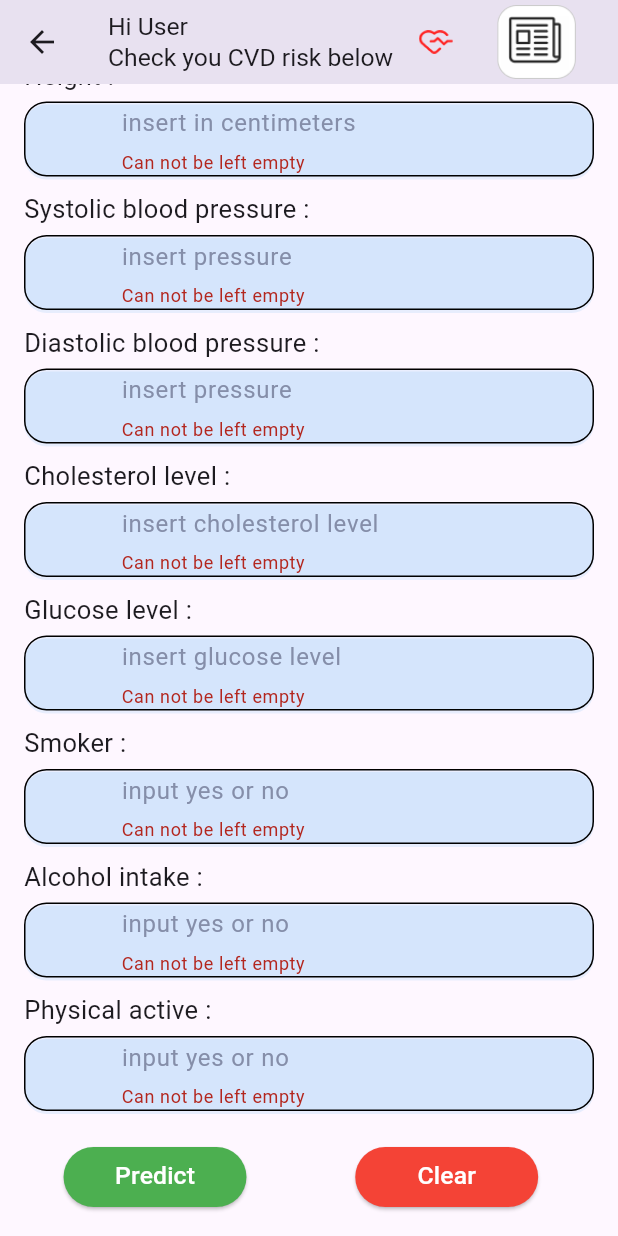
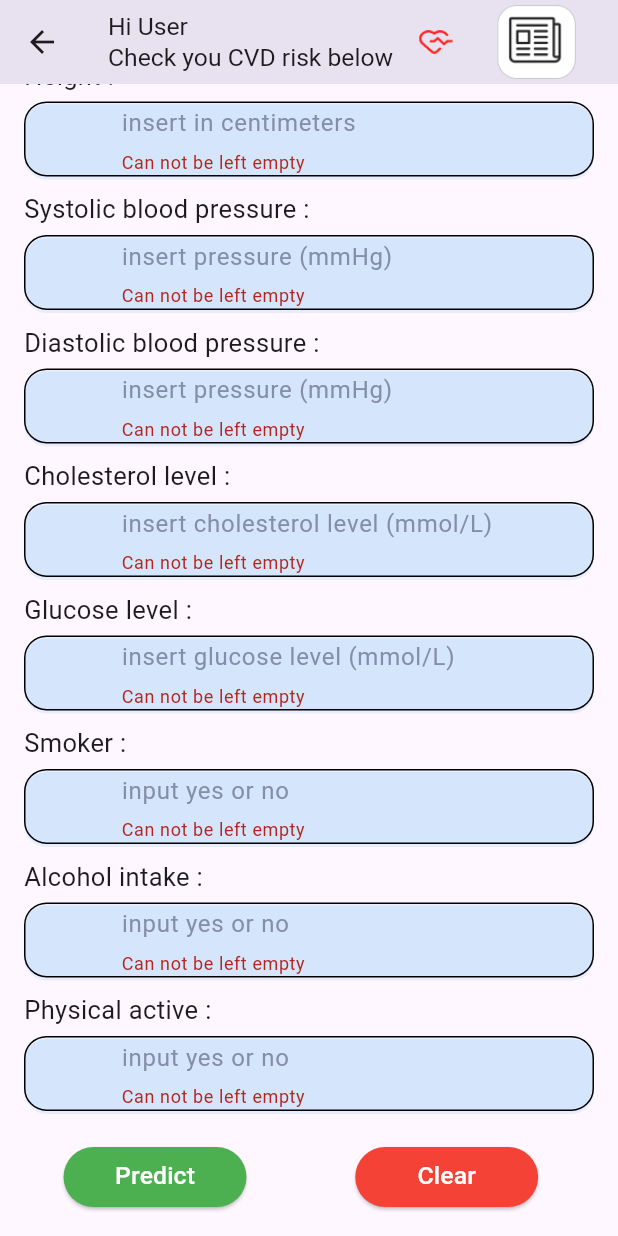
Before and after one commit to tasheera/CVD_Risk_Analyser, a Flutter app: the UserInputScreen screen opened directly, scrolled down 641 dp, after a tap on "Predict", on a phone screen of 412 x 824 dp. Run offline on Flutter 3.47's test engine with Material 3 defaults, Android fonts, the phone set to English and light mode, and no system bars; our stand-ins replace firebase_auth, firebase_core; accounts and stored records are empty; Roboto replaces fonts that are missing (Oswald).

Commit message:
Update user_data_input_screen.dart

```diff
--- a/lib/screens/user_data_input_screen.dart
+++ b/lib/screens/user_data_input_screen.dart
@@ -115,19 +115,19 @@ class _UserInputScreenState extends State<UserInputScreen> {
 
                     buildRiskInputField("Height :","insert in centimeters", _isValidHeight,"Enter valid height",TextInputType.number,_heightCVDController), // create input field
 
-                    buildRiskInputField("Systolic blood pressure :","insert pressure", _isValidHeight,"Enter valid pressure",TextInputType.number,_apHiCVDController), // create input field
+                    buildRiskInputField("Systolic blood pressure :","insert pressure (mmHg)", _isValidHeight,"Enter valid pressure",TextInputType.number,_apHiCVDController), // create input field
 
-                    buildRiskInputField("Diastolic blood pressure :","insert pressure", _isValidHeight,"Enter valid pressure",TextInputType.number,_apLoCVDController), // create input field
+                    buildRiskInputField("Diastolic blood pressure :","insert pressure (mmHg)", _isValidHeight,"Enter valid pressure",TextInputType.number,_apLoCVDController), // create input field
 
-                    buildRiskInputField("Cholesterol level :","insert cholesterol level", _isValidHeight,"Enter valid cholesterol level",TextInputType.number,_cholesterolCVDController), // create input field
+                    buildRiskInputField("Cholesterol level :","insert cholesterol level (mmol/L)", _isValidCholesterol,"Enter valid cholesterol level",TextInputType.number,_cholesterolCVDController), // create input field
 
-                    buildRiskInputField("Glucose level :","insert glucose level", _isValidHeight,"Enter valid glucose level",TextInputType.number,_glucoseCVDController), // create input field
+                    buildRiskInputField("Glucose level :","insert glucose level (mmol/L)", _isValidCholesterol,"Enter valid glucose level",TextInputType.number,_glucoseCVDController), // create input field
 
-                    buildRiskInputField("Smoker :","input yes or no ", _isValidSmoker,"Enter yes or only",TextInputType.text,_smokerCVDController),  // create input field
+                    buildRiskInputField("Smoker :","input yes or no ", _isValidSmoker,"Enter yes or no only",TextInputType.text,_smokerCVDController),  // create input field
 
-                    buildRiskInputField("Alcohol intake :","input yes or no ", _isValidSmoker,"Enter yes or only",TextInputType.text,_alcoholCVDController), // create input field
+                    buildRiskInputField("Alcohol intake :","input yes or no ", _isValidSmoker,"Enter yes or no only",TextInputType.text,_alcoholCVDController), // create input field
 
-                    buildRiskInputField("Physical active :","input yes or no ", _isValidSmoker,"Enter yes or only",TextInputType.text,_physicalCVDController), // create input field
+                    buildRiskInputField("Physical active :","input yes or no ", _isValidSmoker,"Enter yes or no only",TextInputType.text,_physicalCVDController), // create input field
 
 
                    const SizedBox(height: 10,),
@@ -230,12 +230,15 @@ void _predictCVDLevel(double iconSize) async {
         showCVDRiskLevel(
             context,
             cvdLevel,
-            'Risk of having a CVD in the near future is VERY LOW...!!',
+            "You lack major risk factors for developing cardiovascular disease.  However, if you have concerns, it's advisable to consult a doctor.",
             const Color(0XFFB6FFB0),
             const Color(0xFF00D823));
       } else {
         showCVDRiskLevel(
-            context, cvdLevel, 'You are at a Risk for developing a cardiovascualr disease!', const Color(0xFFD8584F), Colors.red);
+            context, cvdLevel,
+            "You have several factors that may increase your risk of cardiovascular disease. We advise you to consult a doctor to ensure your health is properly assessed.",
+             const Color(0xFFD8584F),
+             Colors.red);
       }
       setState(() {
         previousResult = Text(
@@ -320,3 +323,13 @@ bool _isValidSmoker(String input) {
   }
   return false;
 }
+
+bool _isValidCholesterol(String input) {
+  try {
+        double choc = double.parse(input); // check input is valid or not
+        return choc > 0 && choc <= 10; // check reasonable range
+  } catch (e) {
+
+    return false; // if there is any error ,return false
+  }
+}
```
